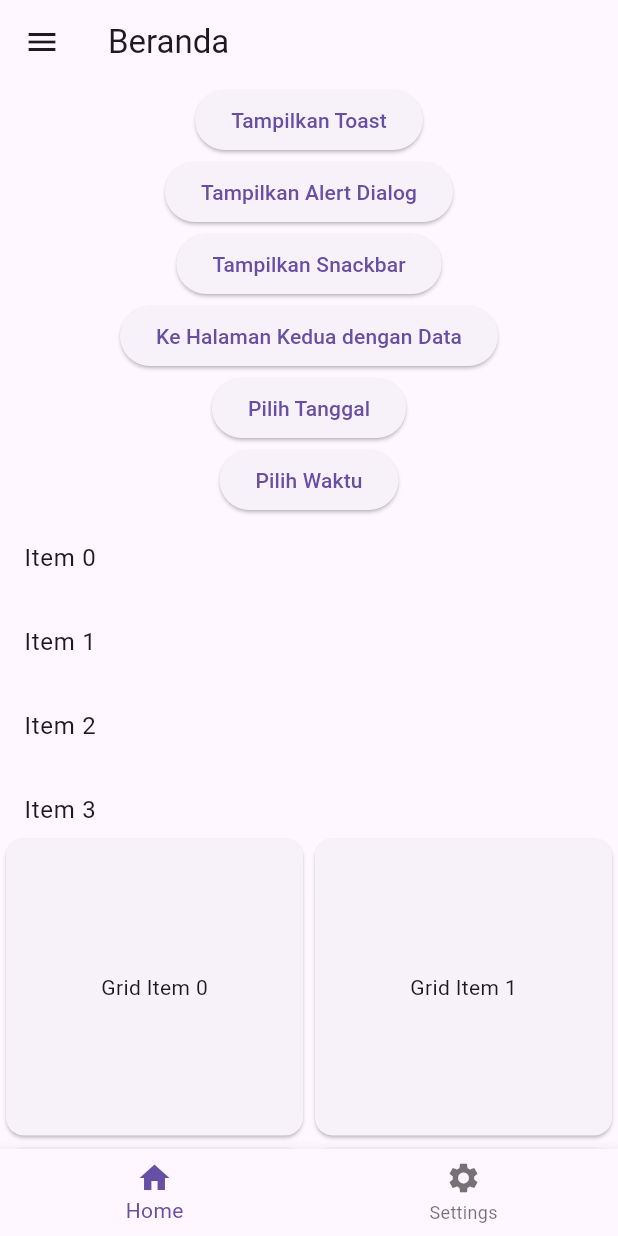
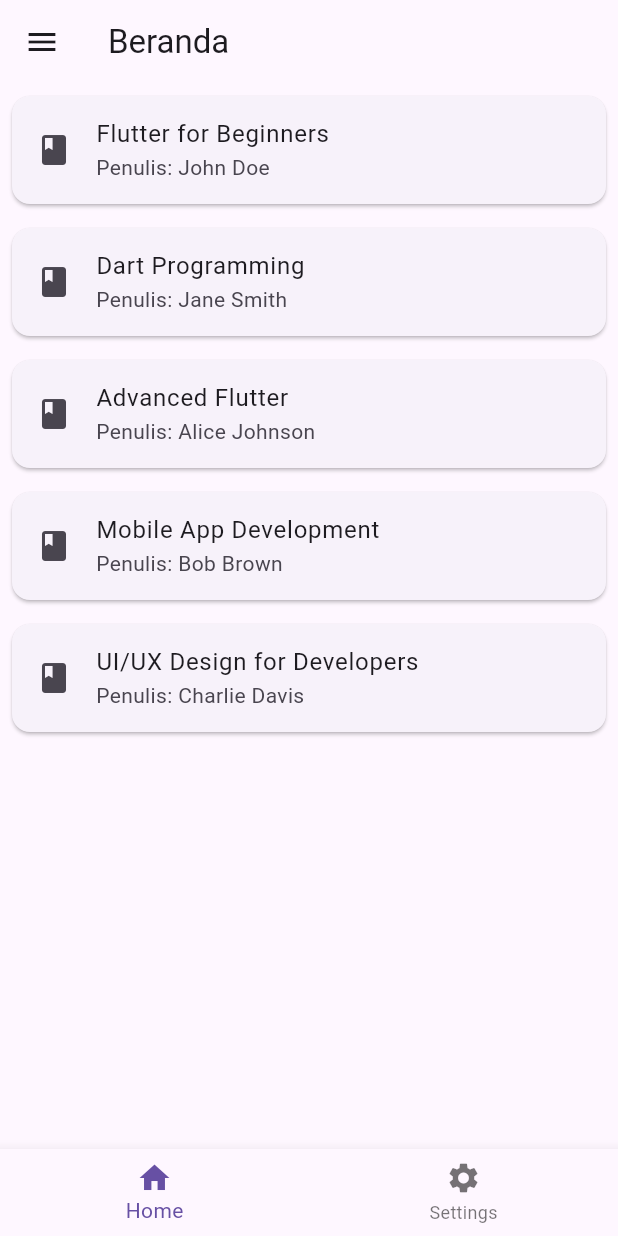
Before and after one commit to rakapd2001/flutter_uts_rakapd, a Flutter app: the screen it shows after launch, on a phone screen of 412 x 824 dp. Run offline on Flutter 3.47's test engine with Material 3 defaults, Android fonts, the light colour scheme and no system bars; our stand-ins replace fluttertoast.

Commit message:
update page main

```diff
--- a/lib/main.dart
+++ b/lib/main.dart
@@ -33,68 +33,14 @@ class HomePage extends StatefulWidget {
 }
 
 class _HomePageState extends State<HomePage> {
-  DateTime? selectedDate;
-  TimeOfDay? selectedTime;
-
-  void _showToast() {
-    Fluttertoast.showToast(
-      msg: "Ini adalah pesan Toast!",
-      toastLength: Toast.LENGTH_SHORT,
-      gravity: ToastGravity.BOTTOM,
-    );
-  }
-
-  void _showAlertDialog() {
-    showDialog(
-      context: context,
-      builder: (context) => AlertDialog(
-        title: Text('Dialog Peringatan'),
-        content: Text('Apakah Anda yakin ingin melanjutkan?'),
-        actions: [
-          TextButton(
-            onPressed: () => Navigator.pop(context),
-            child: Text('Tidak'),
-          ),
-          TextButton(
-            onPressed: () => Navigator.pop(context),
-            child: Text('Ya'),
-          ),
-        ],
-      ),
-    );
-  }
-
-  void _showSnackbar() {
-    ScaffoldMessenger.of(context).showSnackBar(
-      SnackBar(content: Text('Ini adalah pesan Snackbar')),
-    );
-  }
-
-  Future<void> _pickDate() async {
-    final picked = await showDatePicker(
-      context: context,
-      initialDate: DateTime.now(),
-      firstDate: DateTime(2000),
-      lastDate: DateTime(2101),
-    );
-    if (picked != null && picked != selectedDate) {
-      setState(() {
-        selectedDate = picked;
-      });
-    }
-  }
-
-  Future<void> _pickTime() async {
-    final picked = await showTimePicker(
-      context: context,
-      initialTime: TimeOfDay.now(),
-    );
-    if (picked != null && picked != selectedTime) {
-      setState(() {
-        selectedTime = picked;
-      });
-    }
-  }
+  // Daftar buku
+  final List<Map<String, String>> books = [
+    {'title': 'Flutter for Beginners', 'author': 'John Doe'},
+    {'title': 'Dart Programming', 'author': 'Jane Smith'},
+    {'title': 'Advanced Flutter', 'author': 'Alice Johnson'},
+    {'title': 'Mobile App Development', 'author': 'Bob Brown'},
+    {'title': 'UI/UX Design for Developers', 'author': 'Charlie Davis'},
+  ];
 
   @override
   Widget build(BuildContext context) {
@@ -116,72 +62,22 @@ class _HomePageState extends State<HomePage> {
           ],
         ),
       ),
-      body: Center(
-        child: Column(
-          mainAxisAlignment: MainAxisAlignment.center,
-          children: [
-            ElevatedButton(
-              onPressed: _showToast,
-              child: Text('Tampilkan Toast'),
+      body: ListView.builder(
+        itemCount: books.length,
+        itemBuilder: (context, index) {
+          final book = books[index];
+          return Card(
+            margin: EdgeInsets.all(8.0),
+            child: ListTile(
+              title: Text(book['title']!),
+              subtitle: Text('Penulis: ${book['author']}'),
+              leading: Icon(Icons.book),
+              onTap: () {
+                // Aksi ketika buku diklik
+              },
             ),
-            ElevatedButton(
-              onPressed: _showAlertDialog,
-              child: Text('Tampilkan Alert Dialog'),
-            ),
-            ElevatedButton(
-              onPressed: _showSnackbar,
-              child: Text('Tampilkan Snackbar'),
-            ),
-            ElevatedButton(
-              onPressed: () {
-                Navigator.pushNamed(
-                  context,
-                  '/second',
-                  arguments: 'Data dari tombol di HomePage!',
-                );
-              },
-              child: Text('Ke Halaman Kedua dengan Data'),
-            ),
-            ElevatedButton(
-              onPressed: _pickDate,
-              child: Text('Pilih Tanggal'),
-            ),
-            ElevatedButton(
-              onPressed: _pickTime,
-              child: Text('Pilih Waktu'),
-            ),
-            selectedDate != null
-                ? Text('Tanggal Terpilih: ${selectedDate.toString()}')
-                : Container(),
-            selectedTime != null
-                ? Text('Waktu Terpilih: ${selectedTime!.format(context)}')
-                : Container(),
-            Expanded(
-              child: ListView.builder(
-                itemCount: 10,
-                itemBuilder: (context, index) {
-                  return ListTile(
-                    title: Text('Item $index'),
-                    onTap: () {},
-                  );
-                },
-              ),
-            ),
-            Expanded(
-              child: GridView.builder(
-                gridDelegate: SliverGridDelegateWithFixedCrossAxisCount(
-                  crossAxisCount: 2,
-                ),
-                itemCount: 4,
-                itemBuilder: (context, index) {
-                  return Card(
-                    child: Center(child: Text('Grid Item $index')),
-                  );
-                },
-              ),
-            ),
-          ],
-        ),
+          );
+        },
       ),
       bottomNavigationBar: BottomNavigationBar(
         items: [
```
